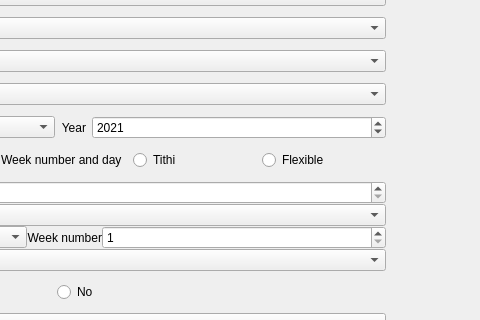
First picture: the form in ui/test.ui, repository akshayvnayak/Seva_manager, before the edit; both pictures show x 605 to 1085 and y 144 to 464 of the 1085 by 794 pixel window.
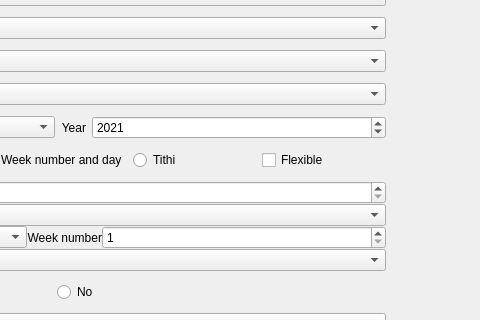
Second picture: the form after the edit.

```diff
--- a/ui/test.ui
+++ b/ui/test.ui
@@ -39,7 +39,10 @@
       <height>516</height>
      </rect>
     </property>
-    <layout class="QGridLayout" name="gridLayout">
+    <layout class="QGridLayout" name="gridLayout" rowstretch="0,0,0,0,0,0,0,1,0,0" rowminimumheight="0,0,0,0,0,0,0,0,0,1">
+     <property name="sizeConstraint">
+      <enum>QLayout::SetDefaultConstraint</enum>
+     </property>
      <item row="7" column="0">
       <widget class="QLabel" name="label_date">
        <property name="text">
@@ -140,7 +143,7 @@
         </widget>
        </item>
        <item>
-        <widget class="QRadioButton" name="radioButton_flexible">
+        <widget class="QCheckBox" name="checkBox_flexible">
          <property name="text">
           <string>Flexible</string>
          </property>
```
